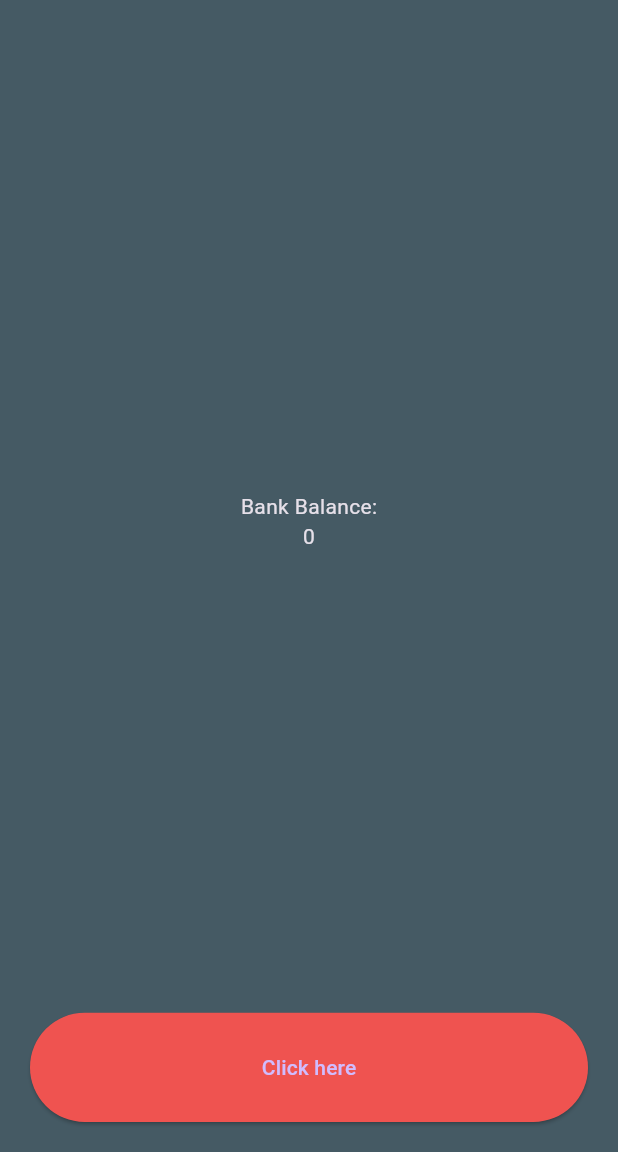
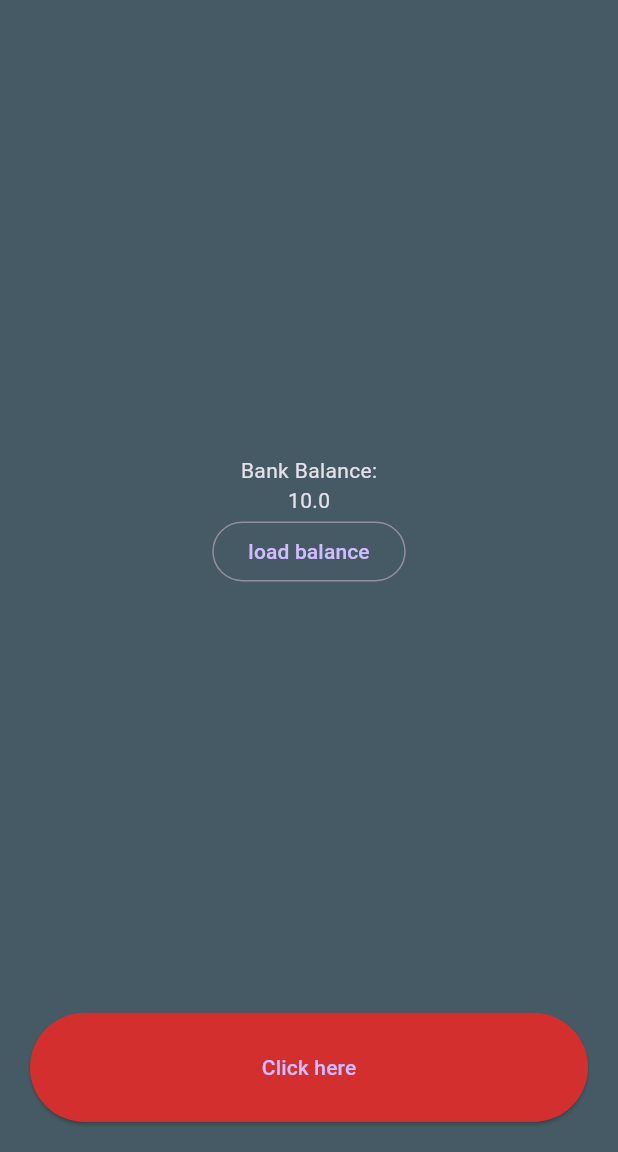
Before and after one commit to subedisuraj1/billonareapp, a Flutter app: the screen it shows after launch, after a tap on "Click here", on a phone screen of 412 x 824 dp, the part 84-1236 px from its top. Run offline on Flutter 3.47's test engine with Material 3 defaults, Android fonts, the phone set to English and light mode, and no system bars; our stand-ins replace shared_preferences.

Commit message:
local storage added

```diff
--- a/lib/main.dart
+++ b/lib/main.dart
@@ -1,14 +1,32 @@
 import 'package:flutter/material.dart';
+import 'package:shared_preferences/shared_preferences.dart';
 
 void main() {
   runApp(MyApp());
 }
 
-class MyApp extends StatelessWidget {
+class MyApp extends StatefulWidget {
   const MyApp({super.key});
 
-  void aFunction() {
-    print('Button is pressed');
+  @override
+  State<MyApp> createState() => _MyAppState();
+}
+
+class _MyAppState extends State<MyApp> {
+  double balance = 0;
+  void addMoney() async {
+    setState(() {
+      balance = balance + 10;
+    });
+    final SharedPreferences prefs = await SharedPreferences.getInstance();
+    await prefs.setDouble('balance', balance);
+  }
+
+  void loadBalance() async {
+    final SharedPreferences prefs = await SharedPreferences.getInstance();
+    setState(() {
+      balance = prefs.getDouble('balance') ?? 0;
+    });
   }
 
   @override
@@ -33,7 +51,9 @@ class MyApp extends StatelessWidget {
                   mainAxisAlignment: MainAxisAlignment.center,
                   children: [
                     Text('Bank Balance:'),
-                    Text('0'),
+                    Text('$balance'),
+                    OutlinedButton(
+                        onPressed: loadBalance, child: Text('load balance'))
                   ],
                 ),
               ),
@@ -41,10 +61,10 @@ class MyApp extends StatelessWidget {
                 flex: 1,
                 child: ElevatedButton(
                   style: ElevatedButton.styleFrom(
-                    backgroundColor: Colors.red[400],
+                    backgroundColor: Colors.red[700],
                     minimumSize: Size(double.infinity, 0),
                   ),
-                  onPressed: aFunction,
+                  onPressed: addMoney,
                   child: Text('Click here'),
                 ),
               )
--- a/pubspec.yaml
+++ b/pubspec.yaml
@@ -34,6 +34,7 @@ dependencies:
   # The following adds the Cupertino Icons font to your application.
   # Use with the CupertinoIcons class for iOS style icons.
   cupertino_icons: ^1.0.8
+  shared_preferences: ^2.3.4
 
 dev_dependencies:
   flutter_test:
```
Also changed, not shown: pubspec.lock, 1 other file.
